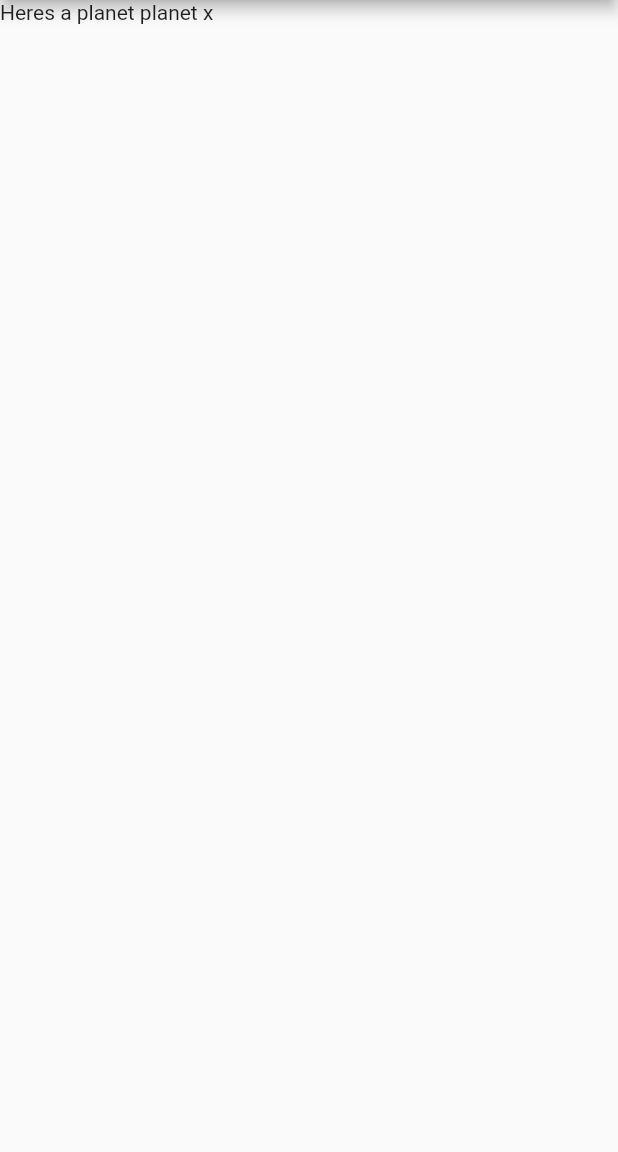
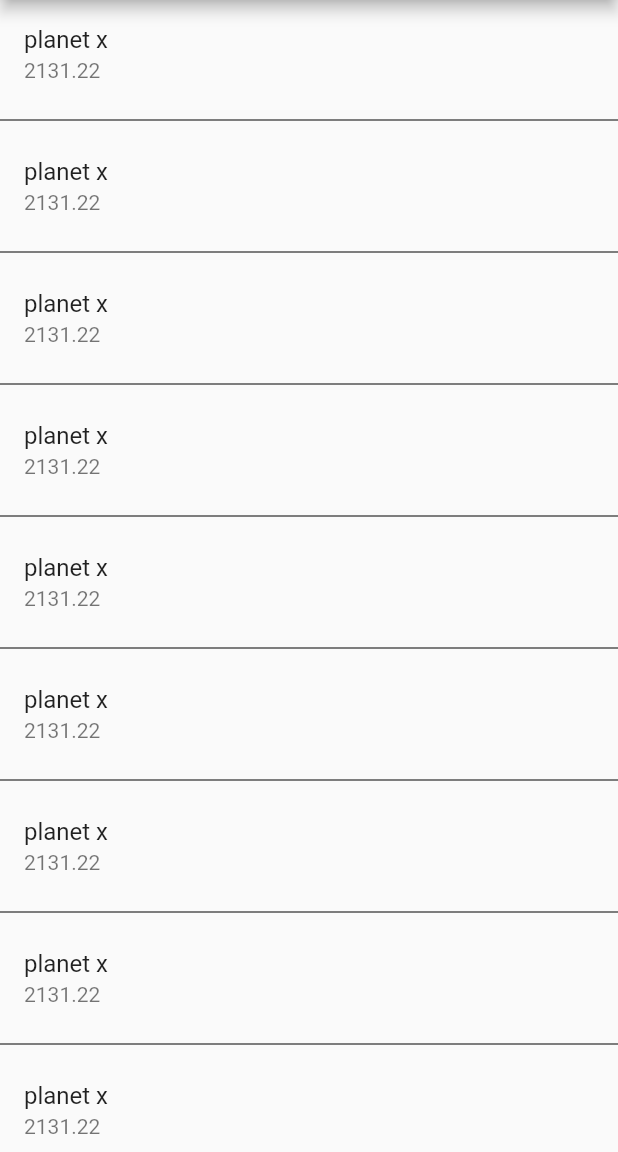
Before and after one commit to grglucastr/universe-mobile-app, a Flutter app: the screen it shows after launch, on a phone screen of 412 x 824 dp, the part 84-1236 px from its top. Run offline on Flutter 3.47's test engine with Material 2 defaults, Android fonts, the phone set to English and light mode, and no system bars.

Commit message:
Set list ready to receive data

```diff
--- a/lib/main.dart
+++ b/lib/main.dart
@@ -13,6 +13,19 @@ class UniverseMobileApp extends StatelessWidget {
     List<Planet> planets = List.empty(growable: true);
 
     planets.add(Planet(0, "planet x", 2131.22));
+    planets.add(Planet(0, "planet x", 2131.22));
+    planets.add(Planet(0, "planet x", 2131.22));
+    planets.add(Planet(0, "planet x", 2131.22));
+    planets.add(Planet(0, "planet x", 2131.22));
+    planets.add(Planet(0, "planet x", 2131.22));
+    planets.add(Planet(0, "planet x", 2131.22));
+    planets.add(Planet(0, "planet x", 2131.22));
+    planets.add(Planet(0, "planet x", 2131.22));
+    planets.add(Planet(0, "planet x", 2131.22));
+    planets.add(Planet(0, "planet x", 2131.22));
+    planets.add(Planet(0, "planet x", 2131.22));
+    planets.add(Planet(0, "planet x", 2131.22));
+    planets.add(Planet(0, "planet x", 2131.22));
 
     return MaterialApp(
       theme: ThemeData(
@@ -21,21 +34,23 @@ class UniverseMobileApp extends StatelessWidget {
           ),
           primaryColor: Colors.deepPurple,
           colorScheme:
-          ColorScheme.fromSwatch().copyWith(secondary: Colors.amber)),
+              ColorScheme.fromSwatch().copyWith(secondary: Colors.amber)),
       home: Scaffold(
         appBar: AppBar(
           title: const Text('Universe'),
         ),
-        body: Container(
-          child: ListView.builder(
-            itemCount: planets.length,
-            itemBuilder: (context, index) {
-              Planet planet = planets[index];
-              return Container(
-                child: Text('Heres a planet ${planet.name}'),
-              );
-            },
+        body: ListView.separated(
+          itemCount: planets.length,
+          separatorBuilder: (context, index) => const Divider(
+            color: Colors.black,
           ),
+          itemBuilder: (context, index) {
+            Planet planet = planets[index];
+            return ListTile(
+              title: Text(planet.name),
+              subtitle: Text(planet.mass.toString()),
+            );
+          },
         ),
       ),
     );
```
